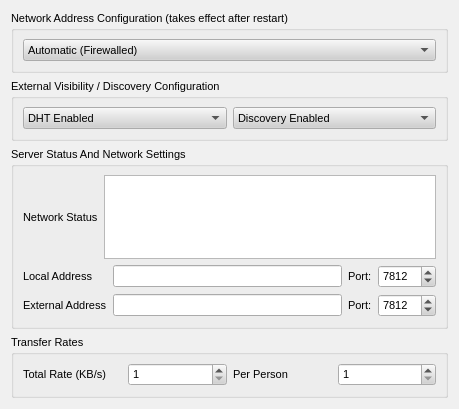
Old version of the form retroshare-gui/src/gui/Preferences/ServerDialog.ui in the repository RetroShare/RetroShare.
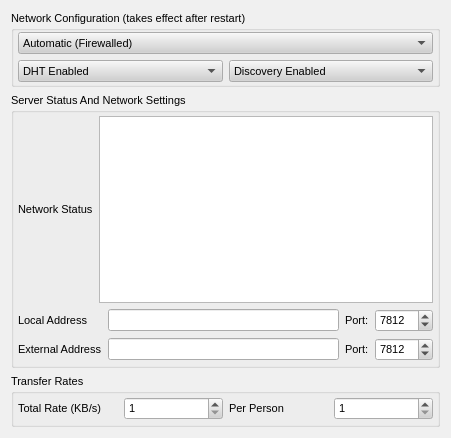
New version of the form.

Commit message: * Fixed Colors and Fonts for Private and Group Chat.  * Fixed Chat Delay.  * Cleaned up Options->Server, removing unneccessary stuff.  * Cleaned up Config Friend, removing stuff.

What changed in the file:
```diff
--- a/retroshare-gui/src/gui/Preferences/ServerDialog.ui
+++ b/retroshare-gui/src/gui/Preferences/ServerDialog.ui
@@ -5,8 +5,8 @@
    <rect>
     <x>0</x>
     <y>0</y>
-    <width>459</width>
-    <height>409</height>
+    <width>451</width>
+    <height>438</height>
    </rect>
   </property>
   <property name="sizePolicy" >
@@ -498,14 +498,34 @@
   <property name="contextMenuPolicy" >
    <enum>Qt::NoContextMenu</enum>
   </property>
-  <layout class="QVBoxLayout" >
-   <item>
+  <layout class="QGridLayout" >
+   <item row="0" column="0" >
     <widget class="QGroupBox" name="groupBox_2" >
+     <property name="sizePolicy" >
+      <sizepolicy vsizetype="Preferred" hsizetype="Preferred" >
+       <horstretch>0</horstretch>
+       <verstretch>0</verstretch>
+      </sizepolicy>
+     </property>
      <property name="title" >
-      <string>Network Address Configuration (takes effect after restart)</string>
+      <string>Network Configuration (takes effect after restart)</string>
      </property>
      <layout class="QGridLayout" >
-      <item row="0" column="0" >
+      <property name="leftMargin" >
+       <number>4</number>
+      </property>
+      <property name="topMargin" >
+       <number>2</number>
+      </property>
+      <property name="rightMargin" >
+       <number>4</number>
+      </property>
+      <property name="bottomMargin" >
+       <number>2</number>
+      </property>
+      <item row="1" column="0" >
+       <layout class="QVBoxLayout" >
+        <item>
        <widget class="QComboBox" name="netModeComboBox" >
         <item>
          <property name="text" >
@@ -524,16 +544,9 @@
         </item>
        </widget>
       </item>
-     </layout>
-    </widget>
-   </item>
    <item>
-    <widget class="QGroupBox" name="groupBox_4" >
-     <property name="title" >
-      <string>External Visibility / Discovery Configuration</string>
-     </property>
-     <layout class="QGridLayout" >
-      <item row="0" column="0" >
+         <layout class="QHBoxLayout" >
+          <item>
        <widget class="QComboBox" name="dhtComboBox" >
         <item>
          <property name="text" >
@@ -547,7 +560,7 @@
         </item>
        </widget>
       </item>
-      <item row="0" column="1" >
+          <item>
        <widget class="QComboBox" name="discComboBox" >
         <item>
          <property name="text" >
@@ -562,14 +575,36 @@
        </widget>
       </item>
      </layout>
+        </item>
+       </layout>
+      </item>
+     </layout>
     </widget>
    </item>
-   <item>
+   <item row="1" column="0" >
     <widget class="QGroupBox" name="groupBox" >
+     <property name="sizePolicy" >
+      <sizepolicy vsizetype="Expanding" hsizetype="Preferred" >
+       <horstretch>0</horstretch>
+       <verstretch>0</verstretch>
+      </sizepolicy>
+     </property>
      <property name="title" >
       <string>Server Status And Network Settings</string>
      </property>
      <layout class="QGridLayout" >
+      <property name="leftMargin" >
+       <number>4</number>
+      </property>
+      <property name="topMargin" >
+       <number>4</number>
+      </property>
+      <property name="rightMargin" >
+       <number>4</number>
+      </property>
+      <property name="bottomMargin" >
+       <number>4</number>
+      </property>
       <item row="0" column="0" >
        <layout class="QVBoxLayout" >
         <item>
@@ -663,12 +698,30 @@
      </layout>
     </widget>
    </item>
-   <item>
+   <item row="2" column="0" >
     <widget class="QGroupBox" name="groupBox_3" >
+     <property name="sizePolicy" >
+      <sizepolicy vsizetype="Preferred" hsizetype="Preferred" >
+       <horstretch>0</horstretch>
+       <verstretch>0</verstretch>
+      </sizepolicy>
+     </property>
      <property name="title" >
       <string>Transfer Rates</string>
      </property>
      <layout class="QGridLayout" >
+      <property name="leftMargin" >
+       <number>4</number>
+      </property>
+      <property name="topMargin" >
+       <number>4</number>
+      </property>
+      <property name="rightMargin" >
+       <number>4</number>
+      </property>
+      <property name="bottomMargin" >
+       <number>4</number>
+      </property>
       <item row="0" column="0" >
        <layout class="QHBoxLayout" >
         <property name="spacing" >
```
Lines whose indentation alone changed are shown as unchanged. The commit also changes 8 other files.
